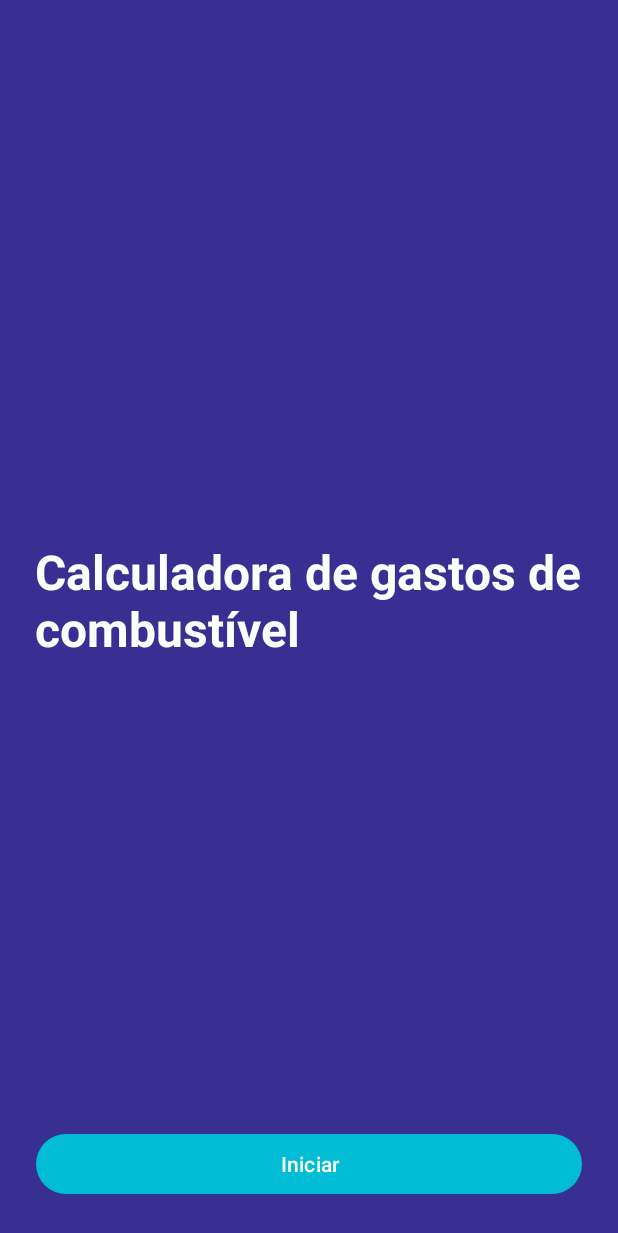
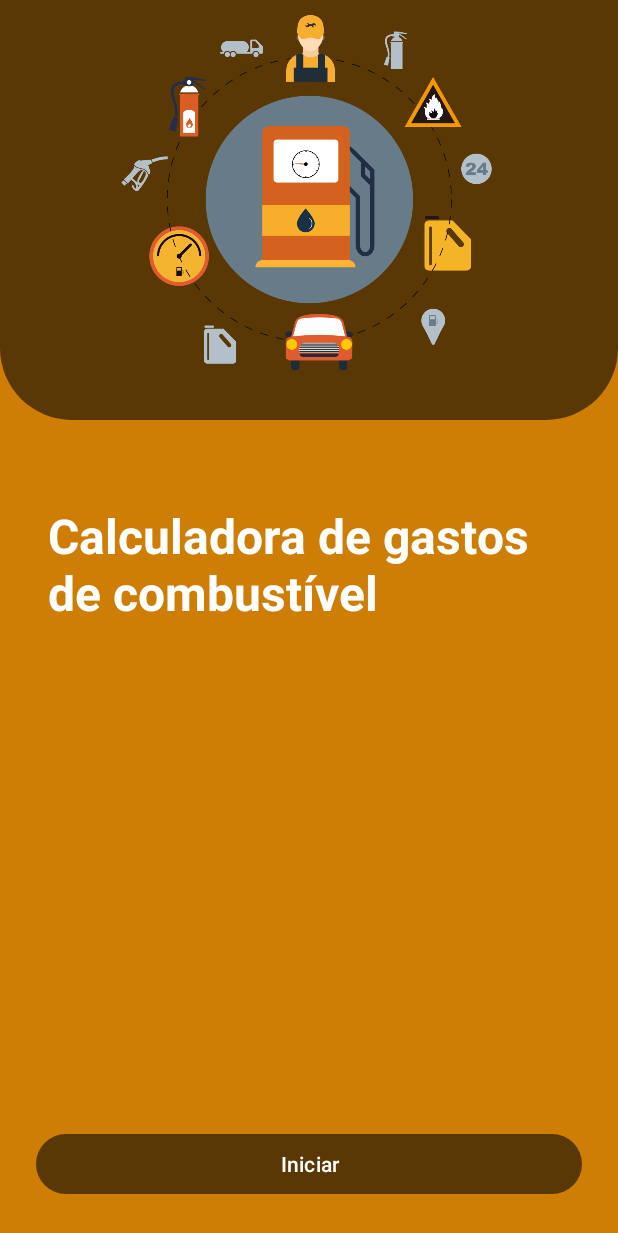
Before and after one commit to marcospavao/FuelCalculator, an Android app: the screen it shows after launch (MainActivity), on a phone screen of 412 x 824 dp. Shown: the top 1233 px of the screen. Run offline under Robolectric (Android 15) with nearby library versions, the phone set to English and light mode, and no system bars.

Commit message:
Refinamento de Layouts, alerta de campos vazios.

```diff
--- /dev/null
+++ b/app/src/main/res/drawable/rounded_card.xml
@@ -0,0 +1,10 @@
+<!-- res/drawable/rounded_card.xml -->
+<shape xmlns:android="http://schemas.android.com/apk/res/android">
+    <solid android:color="@color/button_background_color" />
+    <corners
+
+        android:bottomLeftRadius="48dp"
+        android:bottomRightRadius="48dp"
+        android:topLeftRadius="0dp"
+        android:topRightRadius="0dp" />
+</shape>
--- a/app/src/main/res/layout/activity_main.xml
+++ b/app/src/main/res/layout/activity_main.xml
@@ -4,17 +4,33 @@
     xmlns:tools="http://schemas.android.com/tools"
     android:layout_width="match_parent"
     android:layout_height="match_parent"
-    android:background="@color/blue"
-    tools:context=".MainActivity">
+    android:background="@color/brown"
+    tools:context=".MainActivity"
+    >
+
+
+    <ImageView
+        android:id="@+id/imageViewInicio"
+        android:layout_width="match_parent"
+        android:layout_height="280dp"
+        android:src="@drawable/inicio"
+        android:background="@drawable/rounded_card"
+        app:layout_constraintTop_toTopOf="parent"
+        app:layout_constraintStart_toStartOf="parent"
+        app:layout_constraintEnd_toEndOf="parent"/>
+
+
+
 
     <TextView
-        android:layout_width="366dp"
+        android:layout_width="match_parent"
         android:layout_height="81dp"
+        android:layout_margin="32dp"
         android:text="Calculadora de gastos de combustível"
         android:textColor="@color/white"
-        android:textSize="32dp"
+        android:textSize="32sp"
         android:textStyle="bold"
-        app:layout_constraintBottom_toBottomOf="@+id/buttonini"
+        app:layout_constraintBottom_toTopOf="@+id/buttonini"
         app:layout_constraintEnd_toEndOf="parent"
         app:layout_constraintStart_toStartOf="parent"
         app:layout_constraintTop_toTopOf="parent" />
@@ -28,7 +44,6 @@
         android:text="Iniciar"
         app:layout_constraintBottom_toBottomOf="parent"
         app:layout_constraintEnd_toEndOf="parent"
-        app:layout_constraintHorizontal_bias="0.333"
         app:layout_constraintStart_toStartOf="parent" />
 
 </androidx.constraintlayout.widget.ConstraintLayout>
--- a/app/src/main/res/values/colors.xml
+++ b/app/src/main/res/values/colors.xml
@@ -1,8 +1,8 @@
 <?xml version="1.0" encoding="utf-8"?>
 <resources>
     <color name="black">#FF000000</color>
-    <color name="blue">#392E92</color>
-    <color name="button_background_color">#00BCD4</color>
+    <color name="brown">#CE7D05</color>
+    <color name="button_background_color">#5A3806</color>
     <color name="white">#FFFFFF</color>
 
 </resources>
```
Also changed, not shown: app/src/main/java/com/example/fuelcalculator/ConsumoCarroActivity.kt (+15 -7 lines), app/src/main/java/com/example/fuelcalculator/KmDistanciaActivity.kt (+13 -8 lines), app/src/main/java/com/example/fuelcalculator/PrecoCombutivelActivity.kt (+16 -5 lines), app/src/main/res/layout/activity_consumo_carro.xml (+16 -2 lines), app/src/main/res/layout/activity_km_distancia.xml (+17 -5 lines), app/src/main/res/layout/activity_preco_combutivel.xml (+18 -2 lines), app/src/main/res/layout/activity_result.xml (+27 -30 lines), app/src/main/res/drawable/consumo.png (added), app/src/main/res/drawable/distancia.png (added), app/src/main/res/drawable/inicio.png (added), app/src/main/res/drawable/preco.png (added).
